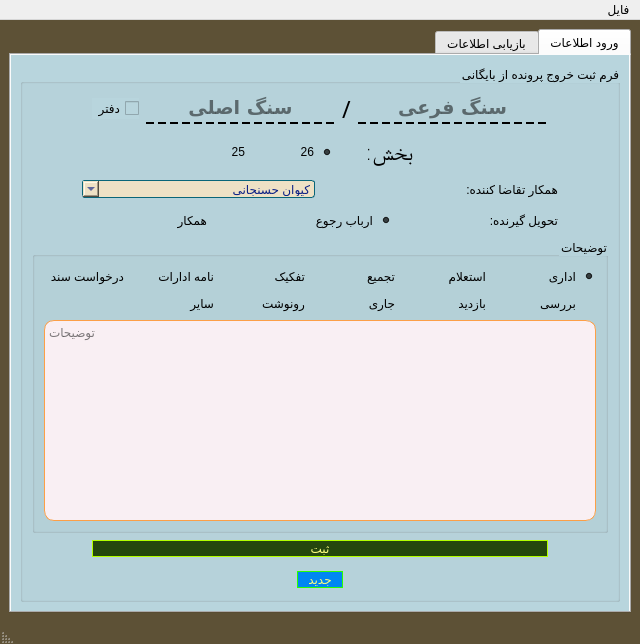
Above: Baygani.ui from JavadiSaeid/ArchivingSystem_doc before the change. Below: the same form after it.
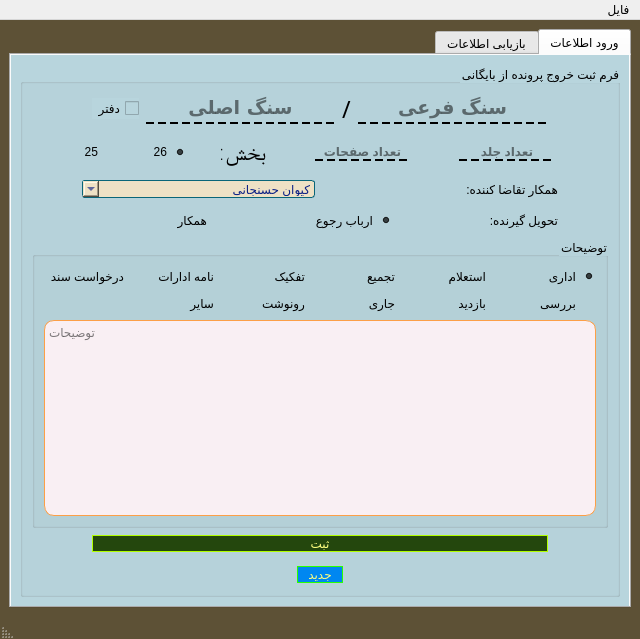
That is the form after the change. Icons and pictures are not drawn.

Commit message: add feild covers and Pages for get file From Baygani - and design ui Baygani.ui and convert to py and Good Run Worked

```diff
--- a/Baygani.ui
+++ b/Baygani.ui
@@ -7,7 +7,7 @@
     <x>0</x>
     <y>0</y>
     <width>630</width>
-    <height>644</height>
+    <height>639</height>
    </rect>
   </property>
   <property name="windowTitle">
@@ -117,12 +117,185 @@
         <string>ورود اطلاعات</string>
        </attribute>
        <layout class="QGridLayout" name="gridLayout_4">
-        <item row="0" column="1">
+        <item row="0" column="0">
          <widget class="QGroupBox" name="groupBox_inputData">
           <property name="title">
            <string>فرم ثبت خروج پرونده از بایگانی</string>
           </property>
           <layout class="QGridLayout" name="gridLayout_2">
+           <item row="6" column="0">
+            <layout class="QHBoxLayout" name="horizontalLayout_btnNew">
+             <property name="leftMargin">
+              <number>10</number>
+             </property>
+             <property name="topMargin">
+              <number>0</number>
+             </property>
+             <property name="rightMargin">
+              <number>10</number>
+             </property>
+             <property name="bottomMargin">
+              <number>0</number>
+             </property>
+             <item>
+              <spacer name="horizontalSpacer_10">
+               <property name="orientation">
+                <enum>Qt::Horizontal</enum>
+               </property>
+               <property name="sizeType">
+                <enum>QSizePolicy::Fixed</enum>
+               </property>
+               <property name="sizeHint" stdset="0">
+                <size>
+                 <width>40</width>
+                 <height>20</height>
+                </size>
+               </property>
+              </spacer>
+             </item>
+             <item>
+              <widget class="QPushButton" name="pushButton_new">
+               <property name="sizePolicy">
+                <sizepolicy hsizetype="Maximum" vsizetype="Maximum">
+                 <horstretch>0</horstretch>
+                 <verstretch>0</verstretch>
+                </sizepolicy>
+               </property>
+               <property name="cursor">
+                <cursorShape>PointingHandCursor</cursorShape>
+               </property>
+               <property name="toolTip">
+                <string>&lt;html&gt;&lt;head/&gt;&lt;body&gt;&lt;p dir=&quot;rtl&quot;&gt;پاکسازی فرم برای ثبت اطلاعات جدید&lt;/p&gt;&lt;p dir=&quot;rtl&quot;&gt;کلید میانبر CTRL+N&lt;/p&gt;&lt;/body&gt;&lt;/html&gt;</string>
+               </property>
+               <property name="statusTip">
+                <string/>
+               </property>
+               <property name="styleSheet">
+                <string notr="true">QPushButton:hover:!pressed
+{
+  border: 2px dashed   #039cff  ;
+	background-color:  #cddbab  ;
+	color:   #d101ff  ;
+}
+QPushButton{
+background-color:   #0087f1    ;
+font: 14pt &quot;A Arsoo&quot;;
+color: rgb(255, 255, 127);
+border: 1px solid   #2bff01 ;;
+border-radius: 10px;
+}</string>
+               </property>
+               <property name="text">
+                <string>   جدید   </string>
+               </property>
+               <property name="shortcut">
+                <string>Ctrl+N</string>
+               </property>
+              </widget>
+             </item>
+             <item>
+              <spacer name="horizontalSpacer_9">
+               <property name="orientation">
+                <enum>Qt::Horizontal</enum>
+               </property>
+               <property name="sizeType">
+                <enum>QSizePolicy::Fixed</enum>
+               </property>
+               <property name="sizeHint" stdset="0">
+                <size>
+                 <width>40</width>
+                 <height>20</height>
+                </size>
+               </property>
+              </spacer>
+             </item>
+            </layout>
+           </item>
+           <item row="5" column="0">
+            <layout class="QHBoxLayout" name="horizontalLayout_sabtBtn">
+             <property name="leftMargin">
+              <number>20</number>
+             </property>
+             <property name="topMargin">
+              <number>0</number>
+             </property>
+             <property name="rightMargin">
+              <number>20</number>
+             </property>
+             <property name="bottomMargin">
+              <number>5</number>
+             </property>
+             <item>
+              <spacer name="horizontalSpacer_12">
+               <property name="orientation">
+                <enum>Qt::Horizontal</enum>
+               </property>
+               <property name="sizeType">
+                <enum>QSizePolicy::Fixed</enum>
+               </property>
+               <property name="sizeHint" stdset="0">
+                <size>
+                 <width>40</width>
+                 <height>20</height>
+                </size>
+               </property>
+              </spacer>
+             </item>
+             <item>
+              <widget class="QPushButton" name="pushButton_sabt">
+               <property name="cursor">
+                <cursorShape>PointingHandCursor</cursorShape>
+               </property>
+               <property name="toolTip">
+                <string>&lt;html&gt;&lt;head/&gt;&lt;body&gt;&lt;p dir=&quot;rtl&quot;&gt;برای ثبت کلیک کنید&lt;/p&gt;&lt;p dir=&quot;rtl&quot;&gt;یا دکمه Enter را از کیبورد انتخاب کنید&lt;/p&gt;&lt;/body&gt;&lt;/html&gt;</string>
+               </property>
+               <property name="statusTip">
+                <string/>
+               </property>
+               <property name="styleSheet">
+                <string notr="true">QPushButton:hover:!pressed
+{
+  border: 2px dashed rgb(255, 85, 0);
+	background-color: rgb(129, 125, 255);
+	color: #FF0000;
+}
+QPushButton{
+background-color: #24470d  ;
+font: 14pt &quot;A Arsoo&quot;;
+color: rgb(255, 255, 127);
+border: 1px solid   #b2ff00  ;
+border-radius: 10px;
+}</string>
+               </property>
+               <property name="text">
+                <string>ثبت</string>
+               </property>
+               <property name="autoDefault">
+                <bool>false</bool>
+               </property>
+               <property name="default">
+                <bool>false</bool>
+               </property>
+              </widget>
+             </item>
+             <item>
+              <spacer name="horizontalSpacer_11">
+               <property name="orientation">
+                <enum>Qt::Horizontal</enum>
+               </property>
+               <property name="sizeType">
+                <enum>QSizePolicy::Fixed</enum>
+               </property>
+               <property name="sizeHint" stdset="0">
+                <size>
+                 <width>40</width>
+                 <height>20</height>
+                </size>
+               </property>
+              </spacer>
+             </item>
+            </layout>
+           </item>
            <item row="0" column="0">
             <layout class="QHBoxLayout" name="horizontalLayout_Sang">
              <item>
@@ -268,118 +441,112 @@
              </item>
             </layout>
            </item>
+           <item row="3" column="0">
+            <layout class="QHBoxLayout" name="horizontalLayout_TahvilGirande">
+             <property name="spacing">
+              <number>20</number>
+             </property>
+             <property name="leftMargin">
+              <number>10</number>
+             </property>
+             <property name="topMargin">
+              <number>5</number>
+             </property>
+             <property name="rightMargin">
+              <number>10</number>
+             </property>
+             <property name="bottomMargin">
+              <number>0</number>
+             </property>
+             <item>
+              <spacer name="horizontalSpacer_8">
+               <property name="orientation">
+                <enum>Qt::Horizontal</enum>
+               </property>
+               <property name="sizeType">
+                <enum>QSizePolicy::Fixed</enum>
+               </property>
+               <property name="sizeHint" stdset="0">
+                <size>
+                 <width>40</width>
+                 <height>20</height>
+                </size>
+               </property>
+              </spacer>
+             </item>
+             <item>
+              <widget class="QLabel" name="label_4">
+               <property name="toolTip">
+                <string>تحویل گیرنده پرونده از بایگانی را انتخاب کنید</string>
+               </property>
+               <property name="statusTip">
+                <string/>
+               </property>
+               <property name="text">
+                <string>تحویل گیرنده:</string>
+               </property>
+              </widget>
+             </item>
+             <item>
+              <widget class="QRadioButton" name="radioButton_arbabRojo">
+               <property name="cursor">
+                <cursorShape>PointingHandCursor</cursorShape>
+               </property>
+               <property name="toolTip">
+                <string>تحویل گیرنده پرونده از بایگانی را انتخاب کنید</string>
+               </property>
+               <property name="statusTip">
+                <string/>
+               </property>
+               <property name="text">
+                <string>ارباب رجوع</string>
+               </property>
+               <property name="checked">
+                <bool>true</bool>
+               </property>
+               <attribute name="buttonGroup">
+                <string notr="true">buttonGroup_3</string>
+               </attribute>
+              </widget>
+             </item>
+             <item>
+              <widget class="QRadioButton" name="radioButton_hamkar">
+               <property name="cursor">
+                <cursorShape>PointingHandCursor</cursorShape>
+               </property>
+               <property name="toolTip">
+                <string>تحویل گیرنده پرونده از بایگانی را انتخاب کنید</string>
+               </property>
+               <property name="statusTip">
+                <string/>
+               </property>
+               <property name="text">
+                <string>همکار</string>
+               </property>
+               <attribute name="buttonGroup">
+                <string notr="true">buttonGroup_3</string>
+               </attribute>
+              </widget>
+             </item>
+             <item>
+              <spacer name="horizontalSpacer_7">
+               <property name="orientation">
+                <enum>Qt::Horizontal</enum>
+               </property>
+               <property name="sizeType">
+                <enum>QSizePolicy::Fixed</enum>
+               </property>
+               <property name="sizeHint" stdset="0">
+                <size>
+                 <width>40</width>
+                 <height>20</height>
+                </size>
+               </property>
+              </spacer>
+             </item>
+            </layout>
+           </item>
            <item row="2" column="0">
-            <layout class="QHBoxLayout" name="horizontalLayout_QRadio">
-             <property name="spacing">
-              <number>30</number>
-             </property>
-             <property name="leftMargin">
-              <number>10</number>
-             </property>
-             <property name="topMargin">
-              <number>7</number>
-             </property>
-             <property name="rightMargin">
-              <number>10</number>
-             </property>
-             <property name="bottomMargin">
-              <number>7</number>
-             </property>
-             <item>
-              <spacer name="horizontalSpacer_3">
-               <property name="orientation">
-                <enum>Qt::Horizontal</enum>
-               </property>
-               <property name="sizeHint" stdset="0">
-                <size>
-                 <width>40</width>
-                 <height>20</height>
-                </size>
-               </property>
-              </spacer>
-             </item>
-             <item>
-              <widget class="QLabel" name="label_2">
-               <property name="font">
-                <font>
-                 <family>A Arsoo</family>
-                 <pointsize>17</pointsize>
-                 <weight>9</weight>
-                 <italic>false</italic>
-                 <bold>false</bold>
-                </font>
-               </property>
-               <property name="toolTip">
-                <string>بخش را انتخاب کنید</string>
-               </property>
-               <property name="statusTip">
-                <string/>
-               </property>
-               <property name="text">
-                <string>بخش:</string>
-               </property>
-              </widget>
-             </item>
-             <item>
-              <widget class="QRadioButton" name="radioButton_bakhsh26_1">
-               <property name="cursor">
-                <cursorShape>PointingHandCursor</cursorShape>
-               </property>
-               <property name="toolTip">
-                <string>بخش 26 گیلان</string>
-               </property>
-               <property name="statusTip">
-                <string/>
-               </property>
-               <property name="text">
-                <string>26</string>
-               </property>
-               <property name="checked">
-                <bool>true</bool>
-               </property>
-               <attribute name="buttonGroup">
-                <string notr="true">buttonGroup_2</string>
-               </attribute>
-              </widget>
-             </item>
-             <item>
-              <widget class="QRadioButton" name="radioButton_bakhsh25_1">
-               <property name="cursor">
-                <cursorShape>PointingHandCursor</cursorShape>
-               </property>
-               <property name="toolTip">
-                <string>بخش 25 گیلان</string>
-               </property>
-               <property name="statusTip">
-                <string/>
-               </property>
-               <property name="text">
-                <string>25</string>
-               </property>
-               <property name="checked">
-                <bool>false</bool>
-               </property>
-               <attribute name="buttonGroup">
-                <string notr="true">buttonGroup_2</string>
-               </attribute>
-              </widget>
-             </item>
-             <item>
-              <spacer name="horizontalSpacer_4">
-               <property name="orientation">
-                <enum>Qt::Horizontal</enum>
-               </property>
-               <property name="sizeHint" stdset="0">
-                <size>
-                 <width>40</width>
-                 <height>20</height>
-                </size>
-               </property>
-              </spacer>
-             </item>
-            </layout>
-           </item>
-           <item row="4" column="0">
             <layout class="QHBoxLayout" name="horizontalLayout_DarkhastKonande">
              <property name="spacing">
               <number>10</number>
@@ -528,33 +695,65 @@
              </item>
             </layout>
            </item>
-           <item row="5" column="0">
-            <layout class="QHBoxLayout" name="horizontalLayout_TahvilGirande">
+           <item row="1" column="0">
+            <layout class="QHBoxLayout" name="horizontalLayout_QRadio">
              <property name="spacing">
-              <number>20</number>
+              <number>30</number>
              </property>
              <property name="leftMargin">
               <number>10</number>
              </property>
              <property name="topMargin">
-              <number>5</number>
+              <number>7</number>
              </property>
              <property name="rightMargin">
               <number>10</number>
              </property>
              <property name="bottomMargin">
-              <number>0</number>
+              <number>7</number>
              </property>
              <item>
-              <spacer name="horizontalSpacer_8">
+              <spacer name="horizontalSpacer_26">
                <property name="orientation">
                 <enum>Qt::Horizontal</enum>
                </property>
                <property name="sizeType">
-                <enum>QSizePolicy::Fixed</enum>
+                <enum>QSizePolicy::Expanding</enum>
                </property>
                <property name="sizeHint" stdset="0">
                 <size>
+                 <width>65</width>
+                 <height>20</height>
+                </size>
+               </property>
+              </spacer>
+             </item>
+             <item>
+              <widget class="QLineEdit" name="lineEdit_jeld">
+               <property name="maximumSize">
+                <size>
+                 <width>120</width>
+                 <height>16777215</height>
+                </size>
+               </property>
+               <property name="alignment">
+                <set>Qt::AlignCenter</set>
+               </property>
+               <property name="placeholderText">
+                <string>تعداد جلد</string>
+               </property>
+              </widget>
+             </item>
+             <item>
+              <spacer name="horizontalSpacer_25">
+               <property name="orientation">
+                <enum>Qt::Horizontal</enum>
+               </property>
+               <property name="sizeType">
+                <enum>QSizePolicy::Preferred</enum>
+               </property>
+               <property name="sizeHint" stdset="0">
+                <size>
                  <width>40</width>
                  <height>20</height>
                 </size>
@@ -562,70 +761,114 @@
               </spacer>
              </item>
              <item>
-              <widget class="QLabel" name="label_4">
+              <widget class="QLineEdit" name="lineEdit_safahat">
+               <property name="maximumSize">
+                <size>
+                 <width>120</width>
+                 <height>16777215</height>
+                </size>
+               </property>
+               <property name="alignment">
+                <set>Qt::AlignCenter</set>
+               </property>
+               <property name="placeholderText">
+                <string>تعداد صفحات</string>
+               </property>
+              </widget>
+             </item>
+             <item>
+              <spacer name="horizontalSpacer_3">
+               <property name="orientation">
+                <enum>Qt::Horizontal</enum>
+               </property>
+               <property name="sizeType">
+                <enum>QSizePolicy::Preferred</enum>
+               </property>
+               <property name="sizeHint" stdset="0">
+                <size>
+                 <width>40</width>
+                 <height>20</height>
+                </size>
+               </property>
+              </spacer>
+             </item>
+             <item>
+              <widget class="QLabel" name="label_2">
+               <property name="font">
+                <font>
+                 <family>A Arsoo</family>
+                 <pointsize>17</pointsize>
+                 <weight>9</weight>
+                 <italic>false</italic>
+                 <bold>false</bold>
+                </font>
+               </property>
                <property name="toolTip">
-                <string>تحویل گیرنده پرونده از بایگانی را انتخاب کنید</string>
+                <string>بخش را انتخاب کنید</string>
                </property>
                <property name="statusTip">
                 <string/>
                </property>
                <property name="text">
-                <string>تحویل گیرنده:</string>
+                <string>بخش:</string>
                </property>
               </widget>
              </item>
              <item>
-              <widget class="QRadioButton" name="radioButton_arbabRojo">
+              <widget class="QRadioButton" name="radioButton_bakhsh26_1">
                <property name="cursor">
                 <cursorShape>PointingHandCursor</cursorShape>
                </property>
                <property name="toolTip">
-                <string>تحویل گیرنده پرونده از بایگانی را انتخاب کنید</string>
+                <string>بخش 26 گیلان</string>
                </property>
                <property name="statusTip">
                 <string/>
                </property>
                <property name="text">
-                <string>ارباب رجوع</string>
+                <string>26</string>
                </property>
                <property name="checked">
                 <bool>true</bool>
                </property>
                <attribute name="buttonGroup">
-                <string notr="true">buttonGroup_3</string>
+                <string notr="true">buttonGroup_2</string>
                </attribute>
               </widget>
              </item>
              <item>
-              <widget class="QRadioButton" name="radioButton_hamkar">
+              <widget class="QRadioButton" name="radioButton_bakhsh25_1">
                <property name="cursor">
                 <cursorShape>PointingHandCursor</cursorShape>
                </property>
                <property name="toolTip">
-                <string>تحویل گیرنده پرونده از بایگانی را انتخاب کنید</string>
+                <string>بخش 25 گیلان</string>
                </property>
                <property name="statusTip">
                 <string/>
                </property>
                <property name="text">
-                <string>همکار</string>
+                <string>25</string>
+               </property>
+               <property name="checked">
+                <bool>false</bool>
                </property>
                <attribute name="buttonGroup">
-                <string notr="true">buttonGroup_3</string>
+                <string notr="true">buttonGroup_2</string>
                </attribute>
               </widget>
              </item>
              <item>
-              <spacer name="horizontalSpacer_7">
+              <spacer name="horizontalSpacer_4">
                <property name="orientation">
                 <enum>Qt::Horizontal</enum>
                </property>
                <property name="sizeType">
-                <enum>QSizePolicy::Fixed</enum>
+                <enum>QSizePolicy::Expanding</enum>
                </property>
                <property name="sizeHint" stdset="0">
                 <size>
-                 <width>40</width>
+                 <width>60</width>
                  <height>20</height>
                 </size>
                </property>
@@ -633,180 +876,7 @@
              </item>
             </layout>
            </item>
-           <item row="7" column="0">
-            <layout class="QHBoxLayout" name="horizontalLayout_sabtBtn">
-             <property name="leftMargin">
-              <number>20</number>
-             </property>
-             <property name="topMargin">
-              <number>0</number>
-             </property>
-             <property name="rightMargin">
-              <number>20</number>
-             </property>
-             <property name="bottomMargin">
-              <number>5</number>
-             </property>
-             <item>
-              <spacer name="horizontalSpacer_12">
-               <property name="orientation">
-                <enum>Qt::Horizontal</enum>
-               </property>
-               <property name="sizeType">
-                <enum>QSizePolicy::Fixed</enum>
-               </property>
-               <property name="sizeHint" stdset="0">
-                <size>
-                 <width>40</width>
-                 <height>20</height>
-                </size>
-               </property>
-              </spacer>
-             </item>
-             <item>
-              <widget class="QPushButton" name="pushButton_sabt">
-               <property name="cursor">
-                <cursorShape>PointingHandCursor</cursorShape>
-               </property>
-               <property name="toolTip">
-                <string>&lt;html&gt;&lt;head/&gt;&lt;body&gt;&lt;p dir=&quot;rtl&quot;&gt;برای ثبت کلیک کنید&lt;/p&gt;&lt;p dir=&quot;rtl&quot;&gt;یا دکمه Enter را از کیبورد انتخاب کنید&lt;/p&gt;&lt;/body&gt;&lt;/html&gt;</string>
-               </property>
-               <property name="statusTip">
-                <string/>
-               </property>
-               <property name="styleSheet">
-                <string notr="true">QPushButton:hover:!pressed
-{
-  border: 2px dashed rgb(255, 85, 0);
-	background-color: rgb(129, 125, 255);
-	color: #FF0000;
-}
-QPushButton{
-background-color: #24470d  ;
-font: 14pt &quot;A Arsoo&quot;;
-color: rgb(255, 255, 127);
-border: 1px solid   #b2ff00  ;
-border-radius: 10px;
-}</string>
-               </property>
-               <property name="text">
-                <string>ثبت</string>
-               </property>
-               <property name="autoDefault">
-                <bool>false</bool>
-               </property>
-               <property name="default">
-                <bool>false</bool>
-               </property>
-              </widget>
-             </item>
-             <item>
-              <spacer name="horizontalSpacer_11">
-               <property name="orientation">
-                <enum>Qt::Horizontal</enum>
-               </property>
-               <property name="sizeType">
-                <enum>QSizePolicy::Fixed</enum>
-               </property>
-               <property name="sizeHint" stdset="0">
-                <size>
-                 <width>40</width>
-                 <height>20</height>
-                </size>
-               </property>
-              </spacer>
-             </item>
-            </layout>
-           </item>
-           <item row="8" column="0">
-            <layout class="QHBoxLayout" name="horizontalLayout_btnNew">
-             <property name="leftMargin">
-              <number>10</number>
-             </property>
-             <property name="topMargin">
-              <number>0</number>
-             </property>
-             <property name="rightMargin">
-              <number>10</number>
-             </property>
-             <property name="bottomMargin">
-              <number>0</number>
-             </property>
-             <item>
-              <spacer name="horizontalSpacer_10">
-               <property name="orientation">
-                <enum>Qt::Horizontal</enum>
-               </property>
-               <property name="sizeType">
-                <enum>QSizePolicy::Fixed</enum>
-               </property>
-               <property name="sizeHint" stdset="0">
-                <size>
-                 <width>40</width>
-                 <height>20</height>
-                </size>
-               </property>
-              </spacer>
-             </item>
-             <item>
-              <widget class="QPushButton" name="pushButton_new">
-               <property name="sizePolicy">
-                <sizepolicy hsizetype="Maximum" vsizetype="Maximum">
-                 <horstretch>0</horstretch>
-                 <verstretch>0</verstretch>
-                </sizepolicy>
-               </property>
-               <property name="cursor">
-                <cursorShape>PointingHandCursor</cursorShape>
-               </property>
-               <property name="toolTip">
-                <string>&lt;html&gt;&lt;head/&gt;&lt;body&gt;&lt;p dir=&quot;rtl&quot;&gt;پاکسازی فرم برای ثبت اطلاعات جدید&lt;/p&gt;&lt;p dir=&quot;rtl&quot;&gt;کلید میانبر CTRL+N&lt;/p&gt;&lt;/body&gt;&lt;/html&gt;</string>
-               </property>
-               <property name="statusTip">
-                <string/>
-               </property>
-               <property name="styleSheet">
-                <string notr="true">QPushButton:hover:!pressed
-{
-  border: 2px dashed   #039cff  ;
-	background-color:  #cddbab  ;
-	color:   #d101ff  ;
-}
-QPushButton{
-background-color:   #0087f1    ;
-font: 14pt &quot;A Arsoo&quot;;
-color: rgb(255, 255, 127);
-border: 1px solid   #2bff01 ;;
-border-radius: 10px;
-}</string>
-               </property>
-               <property name="text">
-                <string>   جدید   </string>
-               </property>
-               <property name="shortcut">
-                <string>Ctrl+N</string>
-               </property>
-              </widget>
-             </item>
-             <item>
-              <spacer name="horizontalSpacer_9">
-               <property name="orientation">
-                <enum>Qt::Horizontal</enum>
-               </property>
-               <property name="sizeType">
-                <enum>QSizePolicy::Fixed</enum>
-               </property>
-               <property name="sizeHint" stdset="0">
-                <size>
-                 <width>40</width>
-                 <height>20</height>
-                </size>
-               </property>
-              </spacer>
-             </item>
-            </layout>
-           </item>
-           <item row="6" column="0">
+           <item row="4" column="0">
             <widget class="QGroupBox" name="groupBox_Tozihat">
              <property name="toolTip">
               <string>  علت درخواست</string>
```
Left out of the diff: 4 changed lines with no effect on the pictures. The commit also changes 2 other files.
